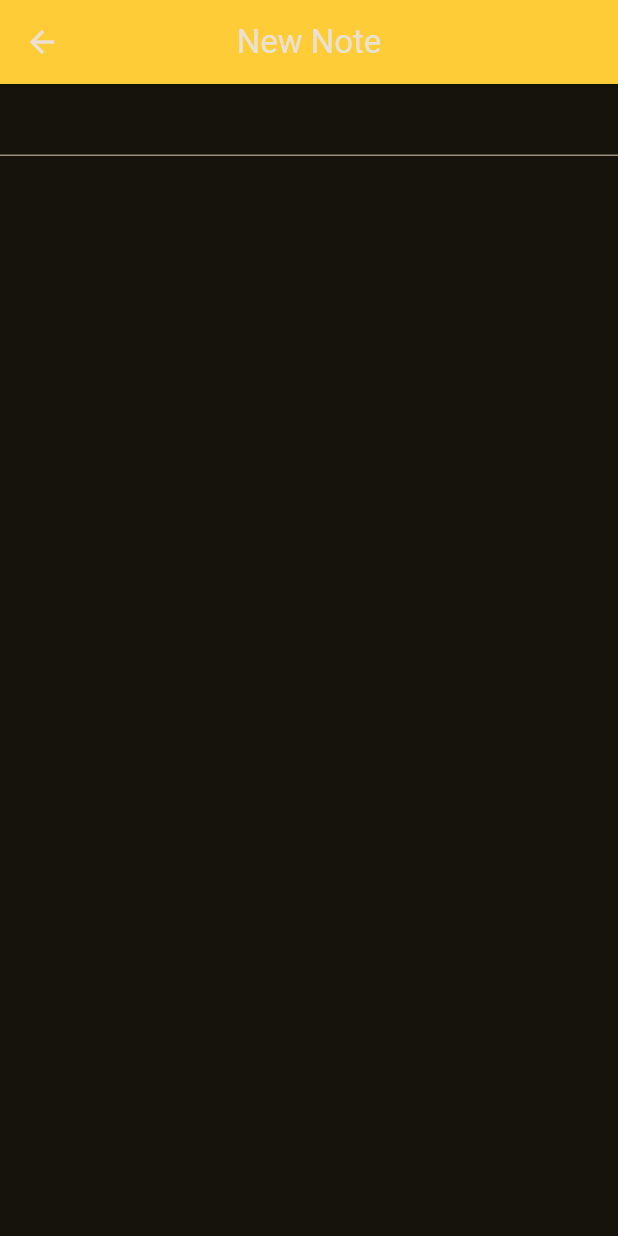
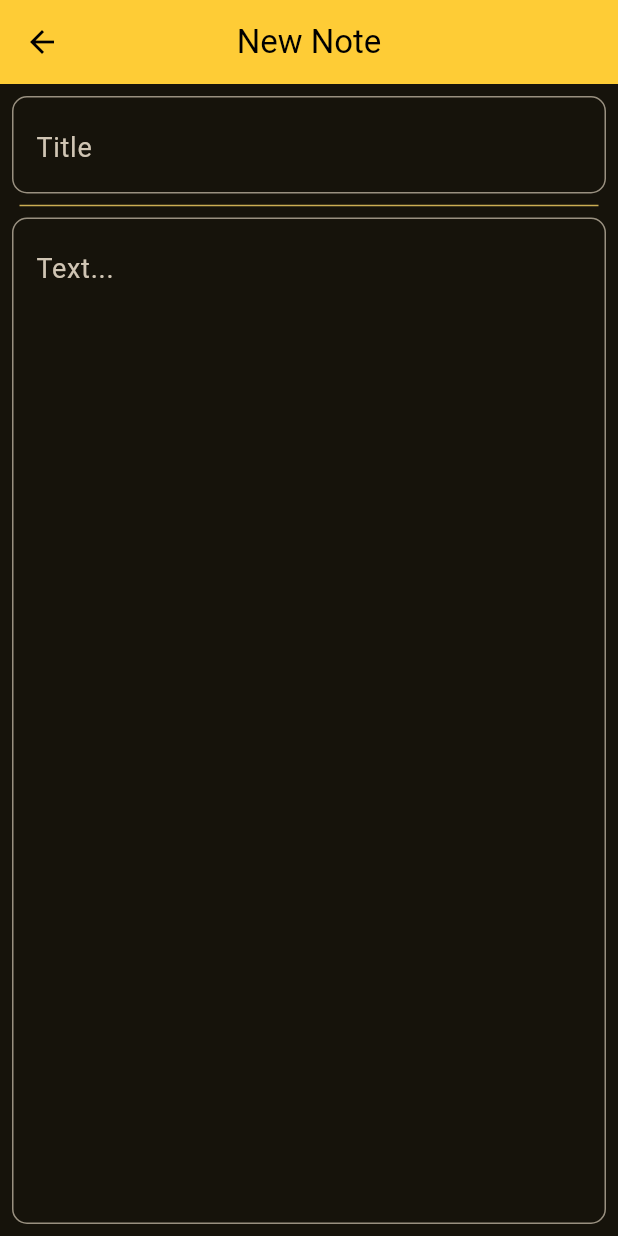
Before and after one commit to RafBel94/LiteNotes, a Flutter app: the NewNoteScreen screen opened directly, on a phone screen of 412 x 824 dp. Run offline on Flutter 3.47's test engine with Material 3 defaults, Android fonts, the phone set to English and light mode, and no system bars.

Commit message:
Update for new_note_screen.dart and minor Style changes

```diff
--- /dev/null
+++ b/devtools_options.yaml
@@ -0,0 +1,3 @@
+description: This file stores settings for Dart & Flutter DevTools.
+documentation: https://docs.flutter.dev/tools/devtools/extensions#configure-extension-enablement-states
+extensions:
--- a/lib/presentation/screens/new_note_screen.dart
+++ b/lib/presentation/screens/new_note_screen.dart
@@ -1,23 +1,88 @@
+
 import 'package:flutter/material.dart';
 
 class NewNoteScreen extends StatelessWidget {
-  const NewNoteScreen({super.key});
+  NewNoteScreen({super.key});
+
 
   @override
   Widget build(BuildContext context) {
+
     return Scaffold(
       appBar: AppBar(
+        leading: const BackButton(color: Colors.black,),
         backgroundColor: const Color.fromARGB(255, 254, 204, 54),
         centerTitle: true,
-        title: Text('New Note'),
+        title: const Text('New Note', style: TextStyle(color: Colors.black),),
       ),
-      body: Column(
-        children: [
-          TextField(
+      body: Padding(
+        padding: const EdgeInsets.all(8.0),
+        child: Column(
+          children: [
 
-          )
-        ],
+            _TitleTextField(),
+
+
+            const Divider(
+              color: Color.fromARGB(203, 249, 212, 102),
+              indent: 5,
+              endIndent: 5,
+            ),
+
+            Expanded(child: _NoteTextField()),
+          ],
+        ),
       )
     );
   }
 }
+
+class _TitleTextField extends StatelessWidget {
+
+  final TextEditingController titleController = TextEditingController();
+  final FocusNode titleFocusNode = FocusNode();
+
+  @override
+  Widget build(BuildContext context) {
+    return TextField(
+      controller: titleController,
+      focusNode: titleFocusNode,
+      style: TextStyle(fontSize: 22),
+      decoration: InputDecoration(
+        border: OutlineInputBorder(borderRadius: BorderRadius.circular(10)),
+        hintText: 'Title',
+        hintStyle: const TextStyle(fontSize: 18)
+      ),
+      onTapOutside: (event) {
+        FocusManager.instance.primaryFocus?.unfocus();
+      },
+    );
+  }
+}
+
+class _NoteTextField extends StatelessWidget {
+
+  final TextEditingController noteTextController = TextEditingController();
+  final FocusNode noteTextFocusNode = FocusNode();
+
+  @override
+  Widget build(BuildContext context) {
+    return TextField(
+      controller: noteTextController,
+      focusNode: noteTextFocusNode,
+      maxLines: null,
+      expands: true,
+      textAlign: TextAlign.start,
+      textAlignVertical: TextAlignVertical.top,
+      style: TextStyle(fontSize: 18),
+      decoration: InputDecoration(
+        border: OutlineInputBorder(borderRadius: BorderRadius.circular(10)),
+        hintText: 'Text...',
+        hintStyle: const TextStyle(fontSize: 18),
+      ),
+      onTapOutside: (event) {
+        FocusManager.instance.primaryFocus?.unfocus();
+      },
+    );
+  }
+}
```
Also changed, not shown: lib/presentation/screens/skeleton.dart (+10 -9 lines), pubspec.lock.
